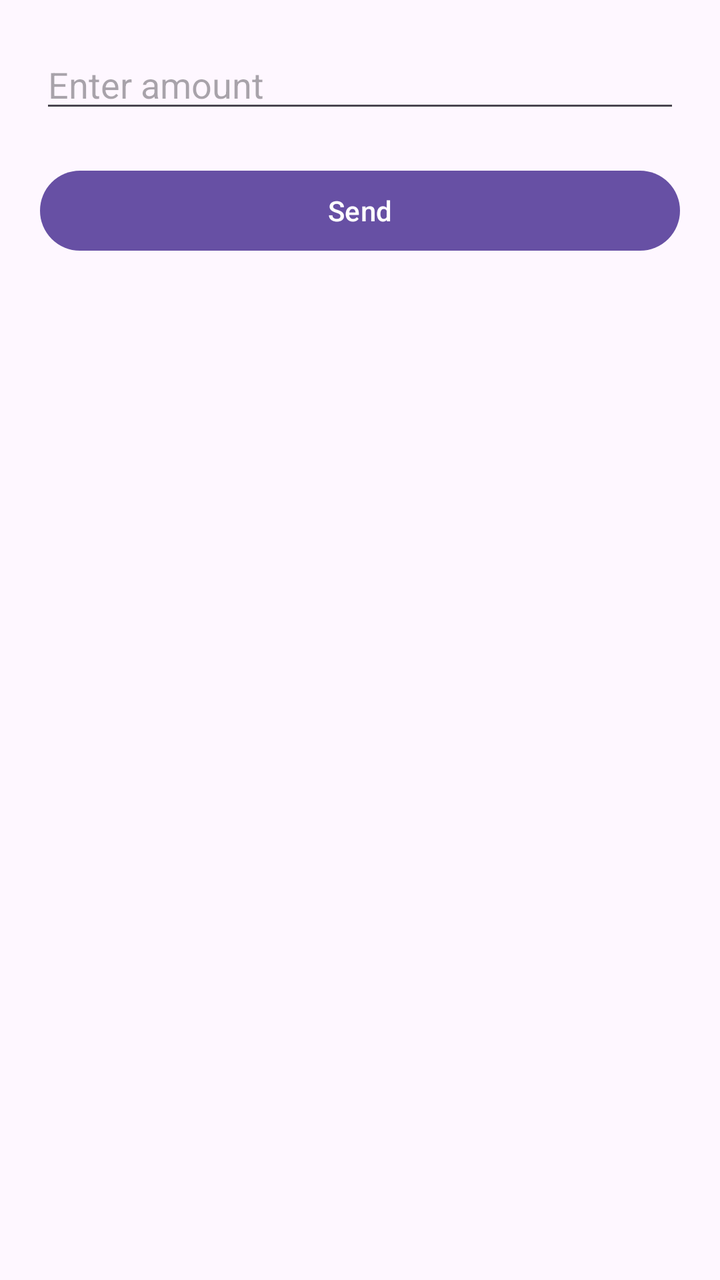
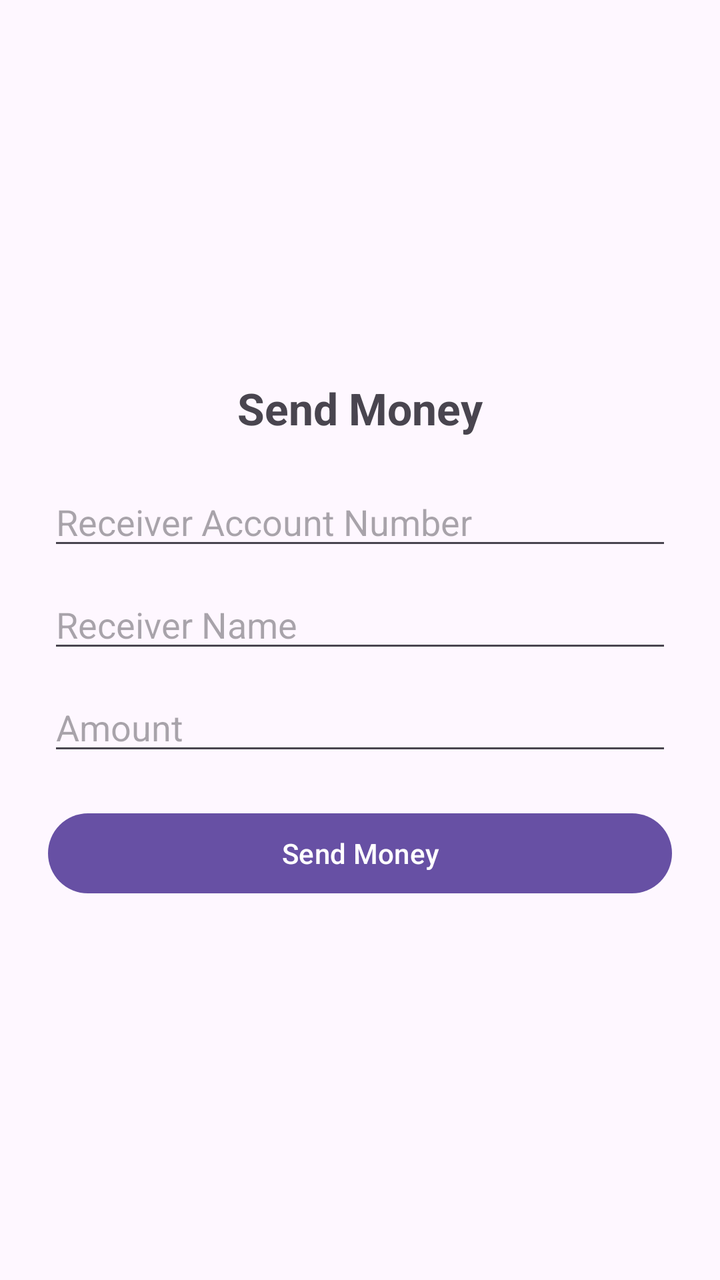

The first picture is an Android layout as it rendered before a commit; the second is the same layout after the commit. The layout source and the unified diff follow.
<!-- AndroidManifest.xml: application theme Theme.Gpayapp -->
<!-- res/layout/send_money_activity.xml -->
<?xml version="1.0" encoding="utf-8"?>
<LinearLayout xmlns:android="http://schemas.android.com/apk/res/android"
    android:orientation="vertical"
    android:padding="20dp"
    android:layout_width="match_parent"
    android:layout_height="match_parent">

    <EditText
        android:id="@+id/etSendAmount"
        android:hint="Enter amount"
        android:inputType="number"
        android:layout_width="match_parent"
        android:layout_height="wrap_content"/>

    <Button
        android:id="@+id/btnSendSimple"
        android:text="Send"
        android:layout_marginTop="20dp"
        android:layout_width="match_parent"
        android:layout_height="wrap_content"/>
</LinearLayout>
<!-- resources referenced by this layout -->
<resources>
  <style name="Theme.Gpayapp" parent="Base.Theme.Gpayapp" />
  <style name="Base.Theme.Gpayapp" parent="Theme.Material3.DayNight.NoActionBar">
          
          
      </style>
</resources>

<!-- the commit's change to res/layout/send_money_activity.xml (unified diff, before → after) -->
@@ -1,21 +1,46 @@
 <?xml version="1.0" encoding="utf-8"?>
 <LinearLayout xmlns:android="http://schemas.android.com/apk/res/android"
+    android:layout_width="match_parent"
+    android:layout_height="match_parent"
     android:orientation="vertical"
-    android:padding="20dp"
-    android:layout_width="match_parent"
-    android:layout_height="match_parent">
+    android:gravity="center"
+    android:padding="24dp">
+
+    <TextView
+        android:text="Send Money"
+        android:textSize="22sp"
+        android:textStyle="bold"
+        android:layout_marginBottom="20dp"
+        android:layout_width="wrap_content"
+        android:layout_height="wrap_content"/>
 
     <EditText
-        android:id="@+id/etSendAmount"
-        android:hint="Enter amount"
+        android:id="@+id/etAccount"
+        android:hint="Receiver Account Number"
         android:inputType="number"
         android:layout_width="match_parent"
         android:layout_height="wrap_content"/>
 
+    <EditText
+        android:id="@+id/etName"
+        android:hint="Receiver Name"
+        android:layout_width="match_parent"
+        android:layout_height="wrap_content"
+        android:layout_marginTop="10dp"/>
+
+    <EditText
+        android:id="@+id/etAmount"
+        android:hint="Amount"
+        android:inputType="number"
+        android:layout_width="match_parent"
+        android:layout_height="wrap_content"
+        android:layout_marginTop="10dp"/>
+
     <Button
-        android:id="@+id/btnSendSimple"
-        android:text="Send"
-        android:layout_marginTop="20dp"
+        android:id="@+id/btnSend"
+        android:text="Send Money"
         android:layout_width="match_parent"
-        android:layout_height="wrap_content"/>
+        android:layout_height="wrap_content"
+        android:layout_marginTop="20dp"/>
+
 </LinearLayout>
